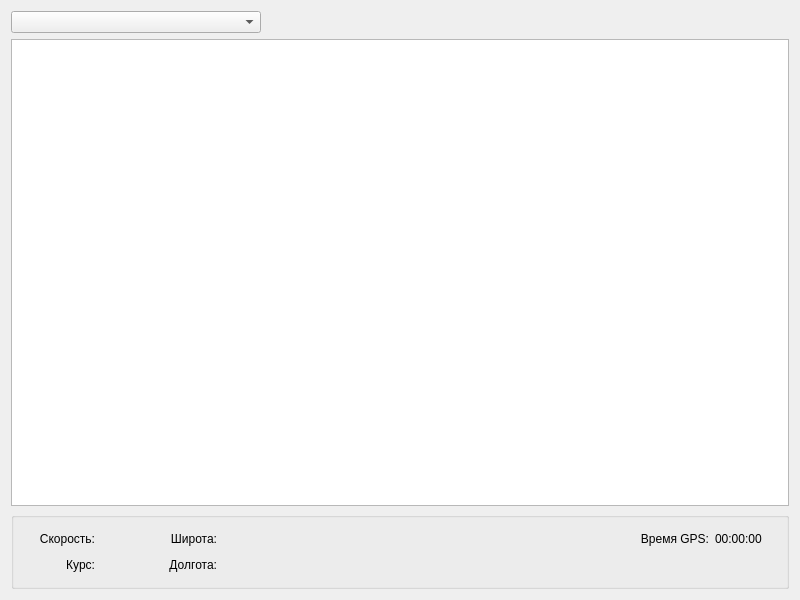
This is widget.ui in NustyNUts/GalsRepeater as Qt 5 draws it before an edit. The edited form follows.
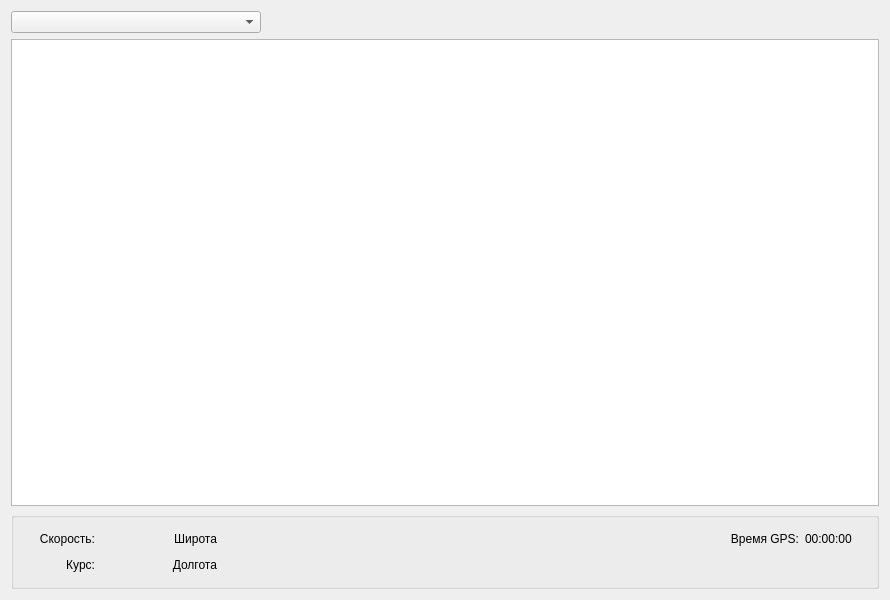
This is the edited form.

```diff
--- a/widget.ui
+++ b/widget.ui
@@ -6,7 +6,7 @@
    <rect>
     <x>0</x>
     <y>0</y>
-    <width>800</width>
+    <width>890</width>
     <height>600</height>
    </rect>
   </property>
@@ -149,7 +149,7 @@
            </size>
           </property>
           <property name="text">
-           <string>Широта:</string>
+           <string>Широта</string>
           </property>
           <property name="alignment">
            <set>Qt::AlignRight|Qt::AlignTrailing|Qt::AlignVCenter</set>
@@ -285,7 +285,7 @@
            </size>
           </property>
           <property name="text">
-           <string>Долгота:</string>
+           <string>Долгота</string>
           </property>
           <property name="alignment">
            <set>Qt::AlignRight|Qt::AlignTrailing|Qt::AlignVCenter</set>
```
